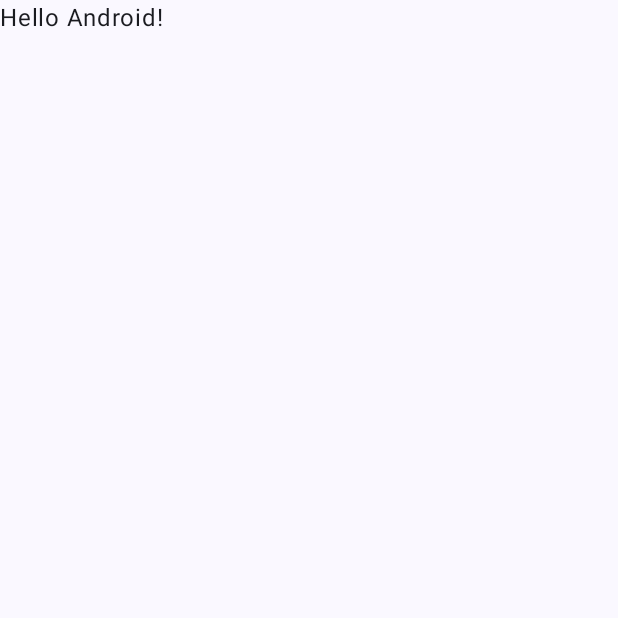
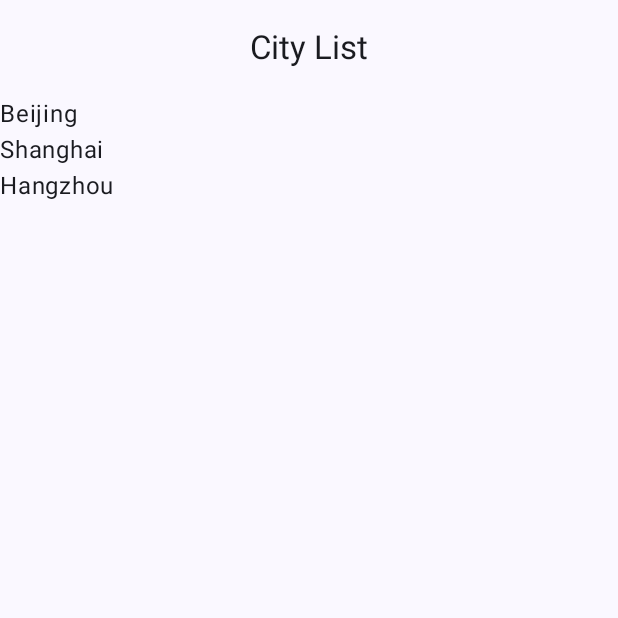
Before and after one commit to TinkZhang/Weather, an Android app built with Jetpack Compose: the screen it shows after launch (MainActivity), on a phone screen of 412 x 824 dp, the top half of it. Before the commit the part shown is almost empty. Run offline under Robolectric (Android 15) with nearby library versions, the phone set to English and light mode, and no system bars; our stand-ins replace accompanist, window size class.

Commit message:
add two screen and navigation

```diff
--- /dev/null
+++ b/app/src/main/java/app/tinks/weather/AppConfig.kt
@@ -0,0 +1,5 @@
+package app.tinks.weather
+
+object AppConfig {
+    val cityList = listOf("Beijing", "Shanghai", "Hangzhou")
+}
--- a/app/src/main/java/app/tinks/weather/MainActivity.kt
+++ b/app/src/main/java/app/tinks/weather/MainActivity.kt
@@ -3,44 +3,44 @@ package app.tinks.weather
 import android.os.Bundle
 import androidx.activity.ComponentActivity
 import androidx.activity.compose.setContent
+import androidx.compose.foundation.isSystemInDarkTheme
 import androidx.compose.foundation.layout.fillMaxSize
 import androidx.compose.material3.MaterialTheme
 import androidx.compose.material3.Surface
 import androidx.compose.material3.Text
+import androidx.compose.material3.windowsizeclass.ExperimentalMaterial3WindowSizeClassApi
+import androidx.compose.material3.windowsizeclass.calculateWindowSizeClass
 import androidx.compose.runtime.Composable
+import androidx.compose.runtime.SideEffect
 import androidx.compose.ui.Modifier
+import androidx.compose.ui.graphics.Color
 import androidx.compose.ui.tooling.preview.Preview
 import app.tinks.weather.ui.theme.WeatherTheme
+import com.google.accompanist.systemuicontroller.rememberSystemUiController
 
 class MainActivity : ComponentActivity() {
+    @OptIn(ExperimentalMaterial3WindowSizeClassApi::class)
     override fun onCreate(savedInstanceState: Bundle?) {
         super.onCreate(savedInstanceState)
         setContent {
+            val systemUiController = rememberSystemUiController()
+            val useDarkIcons = !isSystemInDarkTheme()
+
+            SideEffect {
+                systemUiController.setSystemBarsColor(
+                    color = Color.Transparent,
+                    darkIcons = useDarkIcons
+                )
+            }
+
             WeatherTheme {
-                // A surface container using the 'background' color from the theme
                 Surface(
                     modifier = Modifier.fillMaxSize(),
                     color = MaterialTheme.colorScheme.background
                 ) {
-                    Greeting("Android")
+                    MyApp(windowSizeClass = calculateWindowSizeClass(activity = this))
                 }
             }
         }
     }
 }
-
-@Composable
-fun Greeting(name: String, modifier: Modifier = Modifier) {
-    Text(
-        text = "Hello $name!",
-        modifier = modifier
-    )
-}
-
-@Preview(showBackground = true)
-@Composable
-fun GreetingPreview() {
-    WeatherTheme {
-        Greeting("Android")
-    }
-}
--- /dev/null
+++ b/app/src/main/java/app/tinks/weather/MyApp.kt
@@ -0,0 +1,20 @@
+package app.tinks.weather
+
+import androidx.compose.foundation.layout.Column
+import androidx.compose.foundation.layout.fillMaxSize
+import androidx.compose.material3.windowsizeclass.WindowSizeClass
+import androidx.compose.runtime.Composable
+import androidx.compose.ui.Modifier
+import app.tinks.weather.navigation.MyNavHost
+
+@Composable
+fun MyApp(
+    windowSizeClass: WindowSizeClass,
+    appState: MyAppState = rememberAppState(windowSizeClass = windowSizeClass)
+) {
+    Column(Modifier.fillMaxSize()) {
+        MyNavHost(
+            navController = appState.navController,
+        )
+    }
+}
--- /dev/null
+++ b/app/src/main/java/app/tinks/weather/MyAppState.kt
@@ -0,0 +1,28 @@
+package app.tinks.weather
+
+import androidx.compose.material3.windowsizeclass.WindowSizeClass
+import androidx.compose.runtime.Composable
+import androidx.compose.runtime.remember
+import androidx.compose.runtime.rememberCoroutineScope
+import androidx.navigation.NavHostController
+import androidx.navigation.compose.rememberNavController
+import kotlinx.coroutines.CoroutineScope
+
+@Composable
+fun rememberAppState(
+    navController: NavHostController = rememberNavController(),
+    coroutineScope: CoroutineScope = rememberCoroutineScope(),
+    windowSizeClass: WindowSizeClass
+): MyAppState {
+    return remember(navController, coroutineScope, windowSizeClass) {
+        MyAppState(
+            navController = navController,
+        )
+    }
+}
+
+class MyAppState(
+    val navController: NavHostController,
+) {
+
+}
--- /dev/null
+++ b/app/src/main/java/app/tinks/weather/citylist/CityListScreen.kt
@@ -0,0 +1,40 @@
+package app.tinks.weather.citylist
+
+import androidx.compose.foundation.clickable
+import androidx.compose.foundation.layout.padding
+import androidx.compose.foundation.lazy.LazyColumn
+import androidx.compose.foundation.lazy.items
+import androidx.compose.material3.CenterAlignedTopAppBar
+import androidx.compose.material3.ExperimentalMaterial3Api
+import androidx.compose.material3.Scaffold
+import androidx.compose.material3.Text
+import androidx.compose.runtime.Composable
+import androidx.compose.ui.Modifier
+import androidx.navigation.NavController
+import app.tinks.weather.AppConfig
+import app.tinks.weather.navigation.navigateToCity
+
+@Composable
+fun CityListRoute(
+    navController: NavController
+) {
+    CityListScreen(onItemClicked = { navController.navigateToCity(it) })
+}
+
+@OptIn(ExperimentalMaterial3Api::class)
+@Composable
+fun CityListScreen(
+    onItemClicked: (String) -> Unit,
+) {
+    Scaffold(topBar = {
+        CenterAlignedTopAppBar(title = { Text("City List") })
+    }) {
+        LazyColumn(Modifier.padding(it)) {
+            items(items = AppConfig.cityList) { city ->
+                Text(
+                    city, modifier = Modifier.clickable { onItemClicked(city) }
+                )
+            }
+        }
+    }
+}
--- /dev/null
+++ b/app/src/main/java/app/tinks/weather/navigation/MyNavHost.kt
@@ -0,0 +1,46 @@
+package app.tinks.weather.navigation
+
+import androidx.compose.runtime.Composable
+import androidx.compose.ui.Modifier
+import androidx.navigation.NavController
+import androidx.navigation.NavHostController
+import androidx.navigation.NavOptions
+import androidx.navigation.NavType
+import androidx.navigation.compose.NavHost
+import androidx.navigation.compose.composable
+import androidx.navigation.navArgument
+import app.tinks.weather.citydetail.CityDetailRoute
+import app.tinks.weather.citylist.CityListRoute
+
+const val listRoute = "list_route"
+const val detailRoute = "detail_route"
+
+@Composable
+fun MyNavHost(
+    navController: NavHostController,
+    modifier: Modifier = Modifier,
+    startDestination: String = listRoute
+) {
+    NavHost(
+        navController = navController,
+        startDestination = startDestination,
+        modifier = modifier,
+    ) {
+        composable(route = listRoute) { CityListRoute(navController) }
+        composable(
+            route = "$detailRoute/{cityId}",
+            arguments = listOf(navArgument("cityId") {
+                type = NavType.StringType
+            })
+        ) { backStackEntry ->
+            CityDetailRoute(
+                navController,
+                backStackEntry.arguments?.getString("cityId")
+            )
+        }
+    }
+}
+
+fun NavController.navigateToCity(id: String, navOptions: NavOptions? = null) {
+    this.navigate("$detailRoute/{$id}", navOptions)
+}
```
Also changed, not shown: app/build.gradle (+7 -4 lines), app/src/main/java/app/tinks/weather/citydetail/CityDetailScreen.kt (added, +42 -0 lines).
